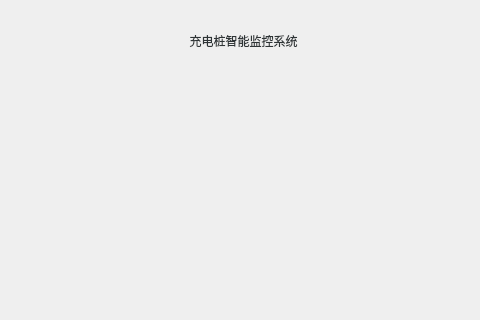
This is widget.ui in pzy25/charging_station_system as Qt 5 draws it before an edit; both pictures show x 354 to 834 and y 0 to 320 of the 1188 by 770 pixel window. The edited form follows.
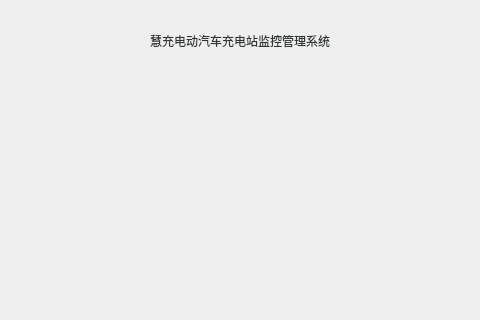
This is the edited form. The open tabs and pages were chosen to show the change. Icons and pictures are not drawn. Custom widgets are drawn as their Qt base class.

What changed in the file:
```diff
--- a/widget.ui
+++ b/widget.ui
@@ -58,7 +58,7 @@
 }</string>
         </property>
         <property name="text">
-         <string>  充电桩智能监控系统</string>
+         <string>慧充电动汽车充电站监控管理系统</string>
         </property>
        </widget>
       </item>
```
Left out of the diff: 2 changed lines with no effect on the pictures.
